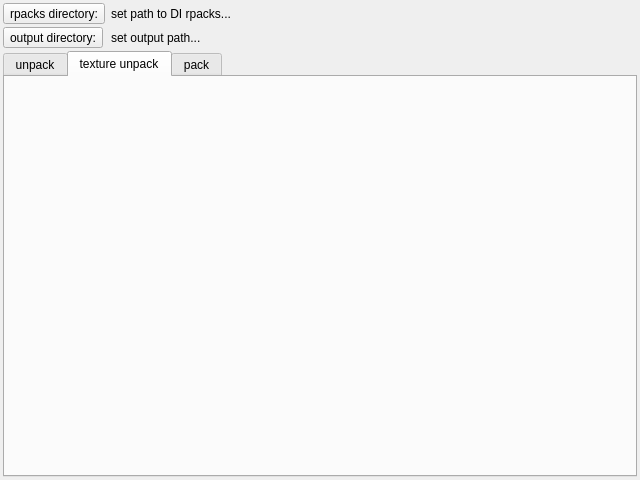
First picture: the form in widget.ui, repository hhrhhr/rp5l, before the edit.
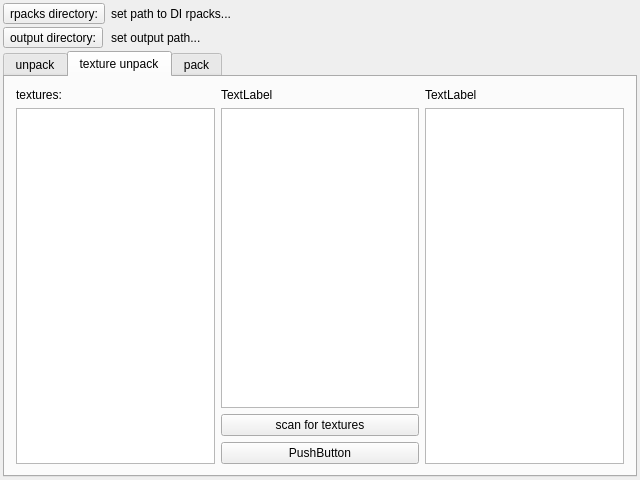
Second picture: the form after the edit. The open tabs and pages were chosen to show the change. Icons and pictures are not drawn.

Commit message: add textures info page

Diff of the .ui file:
```diff
--- a/widget.ui
+++ b/widget.ui
@@ -182,12 +182,77 @@
       </layout>
      </widget>
      <widget class="QWidget" name="pageTexUnpack">
-      <property name="enabled">
-       <bool>false</bool>
-      </property>
       <attribute name="title">
        <string>texture unpack</string>
       </attribute>
+      <layout class="QHBoxLayout" name="horizontalLayout">
+       <item>
+        <layout class="QVBoxLayout" name="verticalLayout_4">
+         <item>
+          <widget class="QLabel" name="label_4">
+           <property name="text">
+            <string>textures:</string>
+           </property>
+          </widget>
+         </item>
+         <item>
+          <widget class="QListWidget" name="texturesList">
+           <property name="editTriggers">
+            <set>QAbstractItemView::NoEditTriggers</set>
+           </property>
+           <property name="showDropIndicator" stdset="0">
+            <bool>false</bool>
+           </property>
+           <property name="alternatingRowColors">
+            <bool>true</bool>
+           </property>
+          </widget>
+         </item>
+        </layout>
+       </item>
+       <item>
+        <layout class="QVBoxLayout" name="verticalLayout_6">
+         <item>
+          <widget class="QLabel" name="label_5">
+           <property name="text">
+            <string>TextLabel</string>
+           </property>
+          </widget>
+         </item>
+         <item>
+          <widget class="QListWidget" name="detailsList"/>
+         </item>
+         <item>
+          <widget class="QPushButton" name="scanTextures">
+           <property name="text">
+            <string>scan for textures</string>
+           </property>
+          </widget>
+         </item>
+         <item>
+          <widget class="QPushButton" name="pushButton_2">
+           <property name="text">
+            <string>PushButton</string>
+           </property>
+          </widget>
+         </item>
+        </layout>
+       </item>
+       <item>
+        <layout class="QVBoxLayout" name="verticalLayout_7">
+         <item>
+          <widget class="QLabel" name="label_6">
+           <property name="text">
+            <string>TextLabel</string>
+           </property>
+          </widget>
+         </item>
+         <item>
+          <widget class="QListWidget" name="listWidget_2"/>
+         </item>
+        </layout>
+       </item>
+      </layout>
      </widget>
      <widget class="QWidget" name="pagePack">
       <property name="enabled">
```
Left out of the diff: 3 changed lines with no effect on the pictures. The commit also changes 2 other files.
